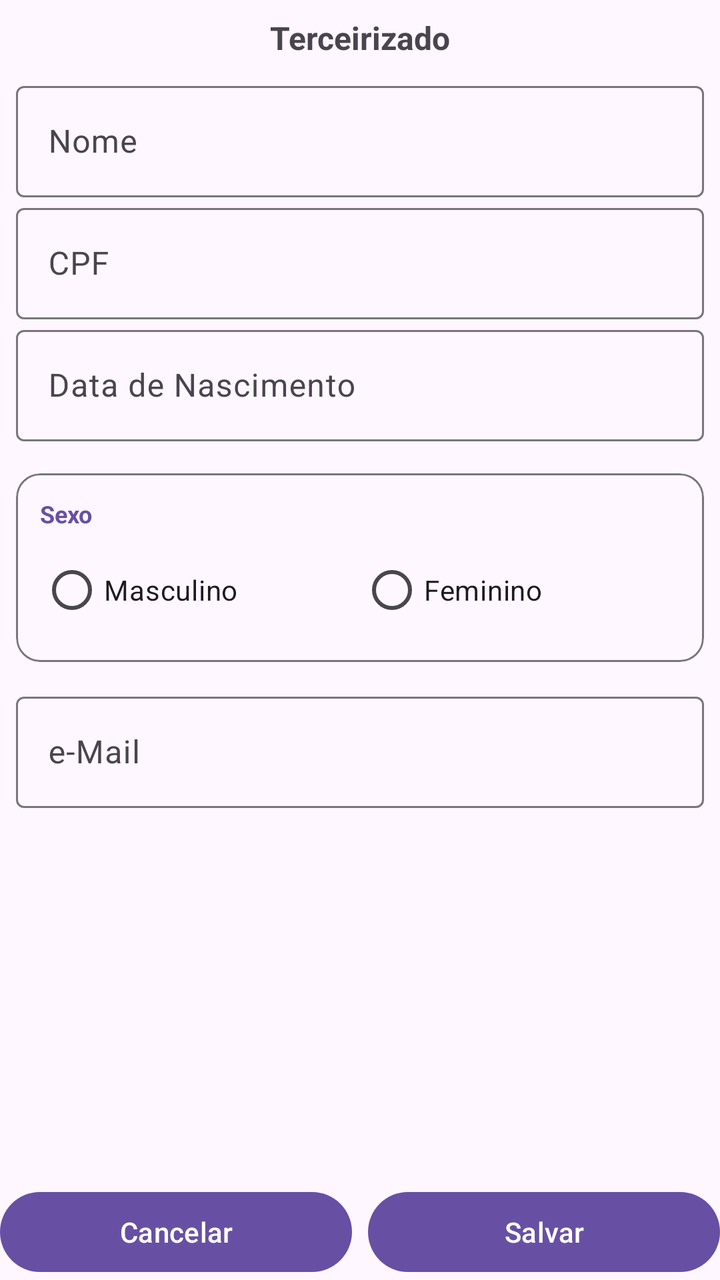
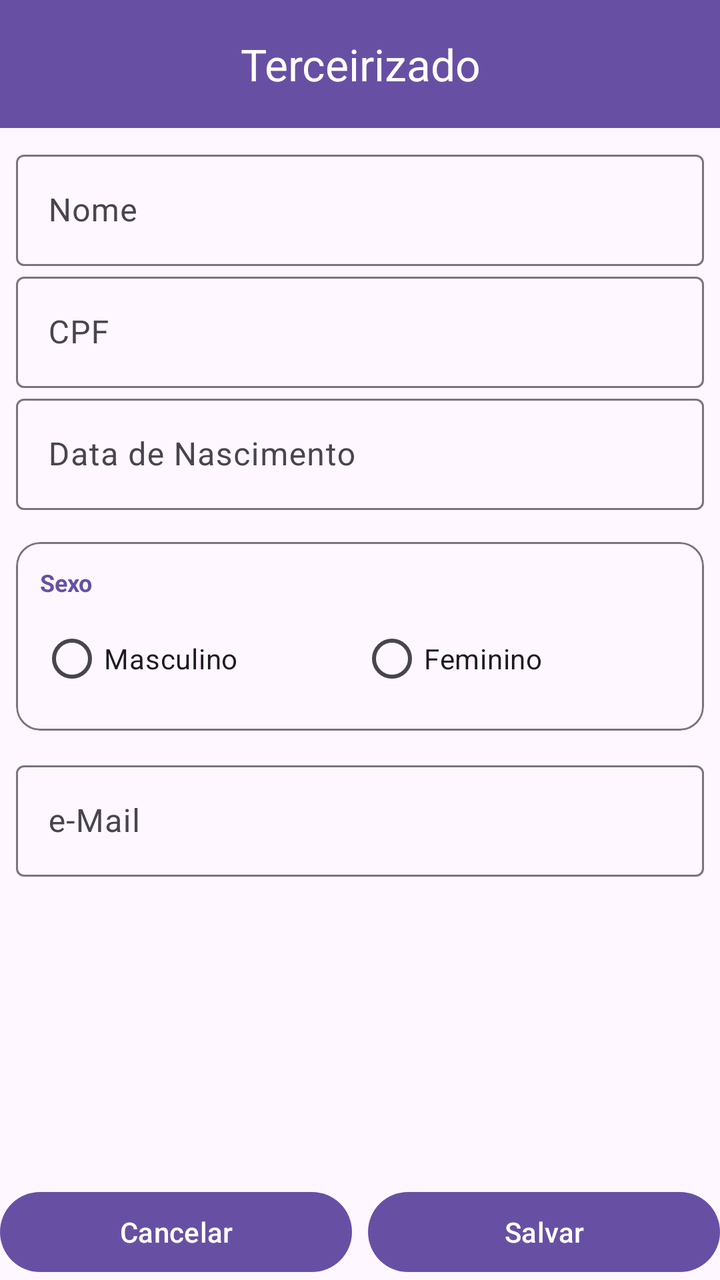

Compare the two renders of this Android layout. The source of the first and the diff that turns it into the second are given below.
<!-- AndroidManifest.xml: application theme Theme.GTerAndroid -->
<!-- res/layout/activity_terceirizado.xml -->
<?xml version="1.0" encoding="utf-8"?>
<androidx.constraintlayout.widget.ConstraintLayout xmlns:android="http://schemas.android.com/apk/res/android"
    xmlns:app="http://schemas.android.com/apk/res-auto"
    xmlns:tools="http://schemas.android.com/tools"
    android:id="@+id/main"
    android:layout_width="match_parent"
    android:layout_height="match_parent"
    android:fitsSystemWindows="true"
    tools:context=".TerceirizadoActivity">

    <TextView
        android:id="@+id/tercTvCabecalho"
        android:layout_width="0dp"
        android:layout_height="wrap_content"
        android:layout_marginStart="60dp"
        android:layout_marginTop="8dp"
        android:layout_marginEnd="60dp"
        android:text="Terceirizado"
        android:textAlignment="center"
        android:textSize="16sp"
        android:textStyle="bold"
        android:accessibilityHeading="true"
        app:layout_constraintEnd_toEndOf="parent"
        app:layout_constraintStart_toStartOf="parent"
        app:layout_constraintTop_toTopOf="parent" />

    <ScrollView
        android:id="@+id/tercSvFormulario"
        android:layout_width="0dp"
        android:layout_height="0dp"
        app:layout_constraintBottom_toTopOf="@id/tercLLRodape"
        app:layout_constraintEnd_toEndOf="parent"
        app:layout_constraintStart_toStartOf="parent"
        app:layout_constraintTop_toBottomOf="@id/tercTvCabecalho">

        <LinearLayout
            android:layout_width="match_parent"
            android:layout_height="wrap_content"
            android:orientation="vertical"
            android:layout_marginStart="8dp"
            android:layout_marginEnd="8dp"
            android:layout_marginTop="8dp">

            <com.google.android.material.textfield.TextInputLayout
                android:id="@+id/tercTILNome"
                android:layout_width="match_parent"
                android:layout_height="wrap_content"
                android:hint="Nome">

                <com.google.android.material.textfield.TextInputEditText
                    android:id="@+id/tercEtNome"
                    android:layout_width="match_parent"
                    android:layout_height="wrap_content"
                    android:inputType="text"
                    android:maxLength="60"/>
            </com.google.android.material.textfield.TextInputLayout>

            <com.google.android.material.textfield.TextInputLayout
                android:id="@+id/tercTILCpf"
                android:layout_width="match_parent"
                android:layout_height="wrap_content"
                android:hint="CPF">

                <com.google.android.material.textfield.TextInputEditText
                    android:id="@+id/tercEtCpf"
                    android:layout_width="match_parent"
                    android:layout_height="wrap_content"
                    android:inputType="number"
                    android:maxLength="14" />
            </com.google.android.material.textfield.TextInputLayout>

            <com.google.android.material.textfield.TextInputLayout
                android:id="@+id/tercTIlDataNascimento"
                android:layout_width="match_parent"
                android:layout_height="wrap_content"
                android:hint="Data de Nascimento">

                <com.google.android.material.textfield.TextInputEditText
                    android:id="@+id/tercEtDataNascimento"
                    android:layout_width="match_parent"
                    android:layout_height="wrap_content"
                    android:inputType="date"
                    android:maxLength="10" />
            </com.google.android.material.textfield.TextInputLayout>

            <com.google.android.material.card.MaterialCardView
                android:layout_width="match_parent"
                android:layout_height="wrap_content"
                android:layout_marginTop="16dp"
                style="?attr/materialCardViewOutlinedStyle"
                app:strokeColor="#79747E"
                app:strokeWidth="1dp">

                <LinearLayout
                    android:layout_width="match_parent"
                    android:layout_height="wrap_content"
                    android:orientation="vertical"
                    android:padding="12dp">

                    <TextView
                        android:id="@+id/tercTvSexo"
                        android:layout_width="wrap_content"
                        android:layout_height="wrap_content"
                        android:text="Sexo"
                        android:textSize="12sp"
                        android:textColor="?attr/colorPrimary"
                        android:textStyle="bold" />

                    <RadioGroup
                        android:id="@+id/tercRgSexo"
                        android:layout_width="match_parent"
                        android:layout_height="wrap_content"
                        android:layout_marginTop="6dp"
                        android:orientation="horizontal"
                        android:accessibilityPaneTitle="Selecione o sexo">

                        <RadioButton
                            android:id="@+id/tercRbMasculino"
                            android:layout_width="0dp"
                            android:layout_height="wrap_content"
                            android:layout_weight="1"
                            android:text="Masculino" />

                        <RadioButton
                            android:id="@+id/tercRbFeminino"
                            android:layout_width="0dp"
                            android:layout_height="wrap_content"
                            android:layout_weight="1"
                            android:text="Feminino" />
                    </RadioGroup>
                </LinearLayout>
            </com.google.android.material.card.MaterialCardView>

            <com.google.android.material.textfield.TextInputLayout
                android:id="@+id/tercTIlEmail"
                android:layout_width="match_parent"
                android:layout_height="wrap_content"
                android:layout_marginTop="12dp"
                android:hint="e-Mail">

                <com.google.android.material.textfield.TextInputEditText
                    android:id="@+id/tercEdtEmail"
                    android:layout_width="match_parent"
                    android:layout_height="wrap_content"
                    android:inputType="textEmailAddress" />
            </com.google.android.material.textfield.TextInputLayout>
        </LinearLayout>
    </ScrollView>

    <LinearLayout
        android:id="@+id/tercLLRodape"
        android:layout_width="0dp"
        android:layout_height="wrap_content"
        android:orientation="horizontal"
        app:layout_constraintBottom_toBottomOf="parent"
        app:layout_constraintEnd_toEndOf="parent"
        app:layout_constraintStart_toStartOf="parent">

        <Button
            android:id="@+id/tercBtCancelar"
            android:layout_width="0dp"
            android:layout_height="wrap_content"
            android:layout_weight="1"
            android:layout_marginEnd="4dp"
            android:text="Cancelar" />

        <Button
            android:id="@+id/tercBtSalvar"
            android:layout_width="0dp"
            android:layout_height="wrap_content"
            android:layout_weight="1"
            android:layout_marginStart="4dp"
            android:text="Salvar" />
    </LinearLayout>


</androidx.constraintlayout.widget.ConstraintLayout>
<!-- resources referenced by this layout -->
<resources>
  <style name="Theme.GTerAndroid" parent="Base.Theme.GTerAndroid" />
  <style name="Base.Theme.GTerAndroid" parent="Theme.Material3.DayNight.NoActionBar">
          
          
      </style>
</resources>

<!-- the commit's change to res/layout/activity_terceirizado.xml (unified diff, before → after) -->
@@ -8,21 +8,19 @@
     android:fitsSystemWindows="true"
     tools:context=".TerceirizadoActivity">
 
-    <TextView
-        android:id="@+id/tercTvCabecalho"
-        android:layout_width="0dp"
+    <com.google.android.material.appbar.MaterialToolbar
+        android:id="@+id/mtbTercCabecalho"
+        android:layout_width="409dp"
         android:layout_height="wrap_content"
-        android:layout_marginStart="60dp"
-        android:layout_marginTop="8dp"
-        android:layout_marginEnd="60dp"
-        android:text="Terceirizado"
-        android:textAlignment="center"
-        android:textSize="16sp"
-        android:textStyle="bold"
-        android:accessibilityHeading="true"
+        android:background="?attr/colorPrimary"
+        android:minHeight="?attr/actionBarSize"
+        android:theme="?attr/actionBarTheme"
         app:layout_constraintEnd_toEndOf="parent"
         app:layout_constraintStart_toStartOf="parent"
-        app:layout_constraintTop_toTopOf="parent" />
+        app:layout_constraintTop_toTopOf="parent"
+        app:title="Terceirizado"
+        app:titleCentered="true"
+        app:titleTextColor="#FFFFFF" />
 
     <ScrollView
         android:id="@+id/tercSvFormulario"
@@ -31,28 +29,28 @@
         app:layout_constraintBottom_toTopOf="@id/tercLLRodape"
         app:layout_constraintEnd_toEndOf="parent"
         app:layout_constraintStart_toStartOf="parent"
-        app:layout_constraintTop_toBottomOf="@id/tercTvCabecalho">
+        app:layout_constraintTop_toBottomOf="@+id/mtbTercCabecalho">
 
         <LinearLayout
             android:layout_width="match_parent"
             android:layout_height="wrap_content"
-            android:orientation="vertical"
             android:layout_marginStart="8dp"
+            android:layout_marginTop="8dp"
             android:layout_marginEnd="8dp"
-            android:layout_marginTop="8dp">
+            android:orientation="vertical">
 
             <com.google.android.material.textfield.TextInputLayout
-                android:id="@+id/tercTILNome"
+                android:id="@+id/tilTercNome"
                 android:layout_width="match_parent"
                 android:layout_height="wrap_content"
                 android:hint="Nome">
 
                 <com.google.android.material.textfield.TextInputEditText
-                    android:id="@+id/tercEtNome"
+                    android:id="@+id/etTercNomTerceirizado"
                     android:layout_width="match_parent"
                     android:layout_height="wrap_content"
                     android:inputType="text"
-                    android:maxLength="60"/>
+                    android:maxLength="60" />
             </com.google.android.material.textfield.TextInputLayout>
 
             <com.google.android.material.textfield.TextInputLayout
@@ -62,7 +60,7 @@
                 android:hint="CPF">
 
                 <com.google.android.material.textfield.TextInputEditText
-                    android:id="@+id/tercEtCpf"
+                    android:id="@+id/etTercNumCpf"
                     android:layout_width="match_parent"
                     android:layout_height="wrap_content"
                     android:inputType="number"
@@ -76,7 +74,7 @@
                 android:hint="Data de Nascimento">
 
                 <com.google.android.material.textfield.TextInputEditText
-                    android:id="@+id/tercEtDataNascimento"
+                    android:id="@+id/etTercDataNascimento"
                     android:layout_width="match_parent"
                     android:layout_height="wrap_content"
                     android:inputType="date"
@@ -84,10 +82,10 @@
             </com.google.android.material.textfield.TextInputLayout>
 
             <com.google.android.material.card.MaterialCardView
+                style="?attr/materialCardViewOutlinedStyle"
                 android:layout_width="match_parent"
                 android:layout_height="wrap_content"
                 android:layout_marginTop="16dp"
-                style="?attr/materialCardViewOutlinedStyle"
                 app:strokeColor="#79747E"
                 app:strokeWidth="1dp">
 
@@ -102,27 +100,27 @@
                         android:layout_width="wrap_content"
                         android:layout_height="wrap_content"
                         android:text="Sexo"
+                        android:textColor="?attr/colorPrimary"
                         android:textSize="12sp"
-                        android:textColor="?attr/colorPrimary"
                         android:textStyle="bold" />
 
                     <RadioGroup
-                        android:id="@+id/tercRgSexo"
+                        android:id="@+id/rgTercCodSexo"
                         android:layout_width="match_parent"
                         android:layout_height="wrap_content"
                         android:layout_marginTop="6dp"
-                        android:orientation="horizontal"
-                        android:accessibilityPaneTitle="Selecione o sexo">
+                        android:accessibilityPaneTitle="Selecione o sexo"
+                        android:orientation="horizontal">
 
                         <RadioButton
-                            android:id="@+id/tercRbMasculino"
+                            android:id="@+id/rbTercMasculino"
                             android:layout_width="0dp"
                             android:layout_height="wrap_content"
                             android:layout_weight="1"
                             android:text="Masculino" />
 
                         <RadioButton
-                            android:id="@+id/tercRbFeminino"
+                            android:id="@+id/rbTercFeminino"
                             android:layout_width="0dp"
                             android:layout_height="wrap_content"
                             android:layout_weight="1"
@@ -139,7 +137,7 @@
                 android:hint="e-Mail">
 
                 <com.google.android.material.textfield.TextInputEditText
-                    android:id="@+id/tercEdtEmail"
+                    android:id="@+id/etTercDesEmail"
                     android:layout_width="match_parent"
                     android:layout_height="wrap_content"
                     android:inputType="textEmailAddress" />
